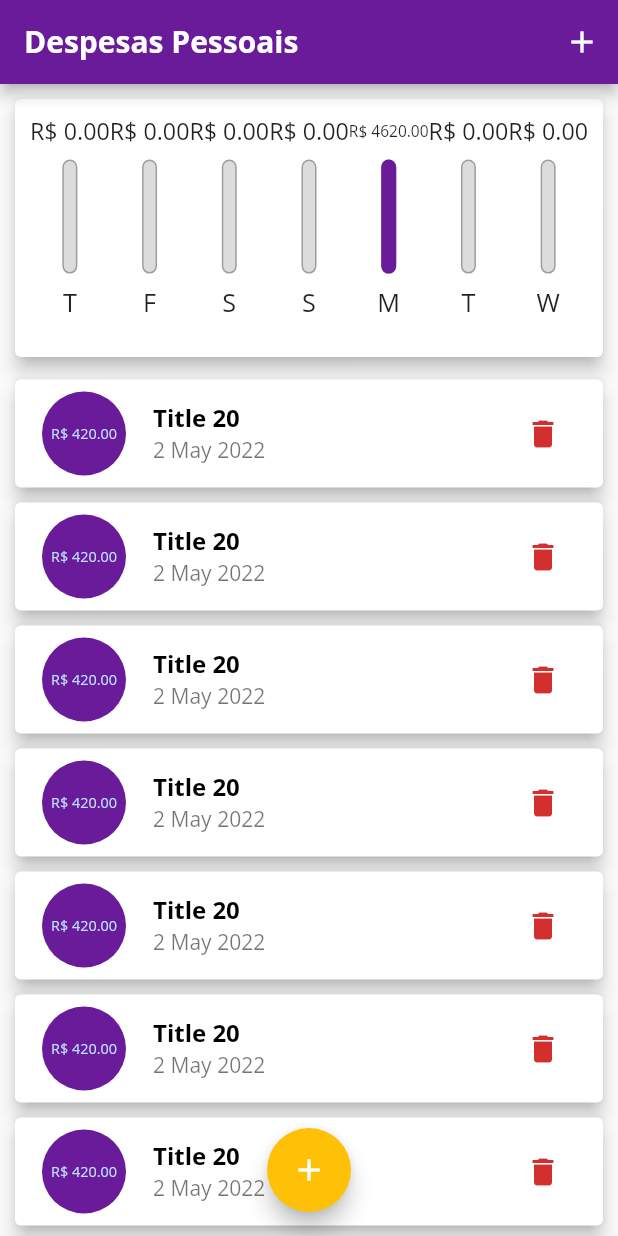
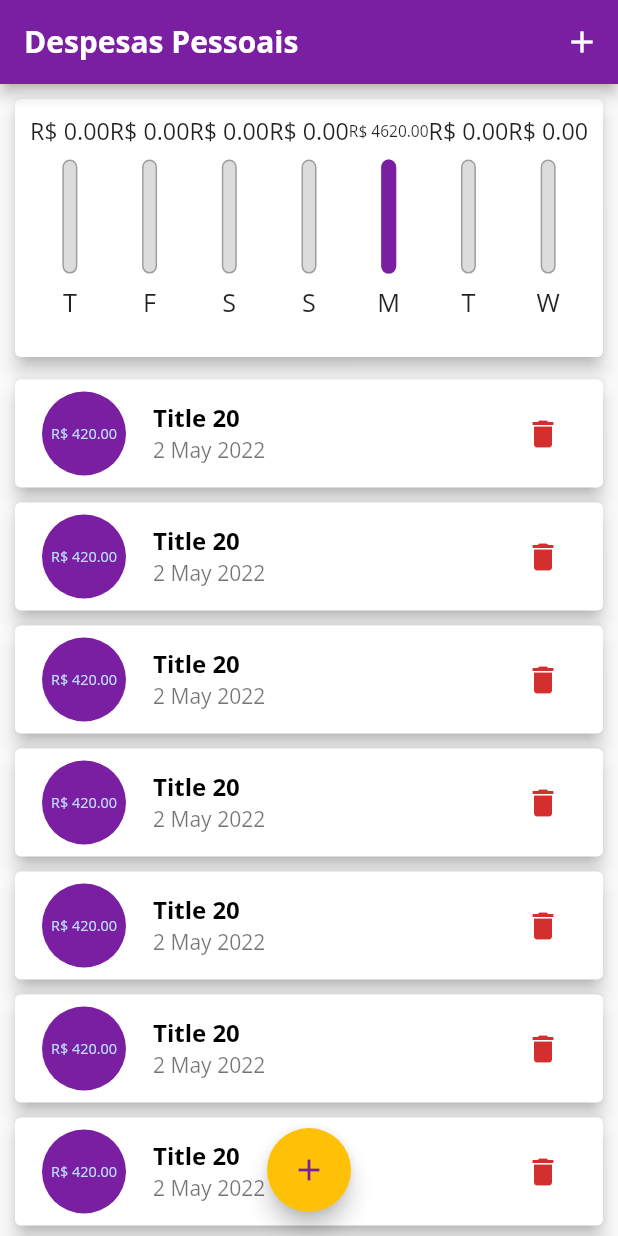
Before and after one commit to icarodavi/expenses, a Flutter app: the screen it shows after launch, on a phone screen of 412 x 824 dp. Run offline on Flutter 3.47's test engine with Material 2 defaults, Android fonts, the phone set to English and light mode, and no system bars.

Commit message:
final version

```diff
--- a/lib/main.dart
+++ b/lib/main.dart
@@ -1,10 +1,11 @@
-import 'package:expenses/components/chart.dart';
+import 'dart:math';
 import 'package:flutter/material.dart';
 
-import 'dart:math';
+import '../models/transaction.dart';
+
+import 'components/chart.dart';
 import 'components/transaction_form.dart';
 import 'components/transaction_list.dart';
-import '../models/transaction.dart';
 
 void main() => runApp(ExpensesApp());
 
@@ -17,7 +18,7 @@ class ExpensesApp extends StatelessWidget {
       home: MyHomePage(),
       theme: tema.copyWith(
           colorScheme: tema.colorScheme.copyWith(
-            primary: Colors.purple[800],
+            primary: Colors.purple[700],
             secondary: Colors.amber,
           ),
           textTheme: tema.textTheme.copyWith(
@@ -135,7 +136,8 @@ class _MyHomePageState extends State<MyHomePage> {
 
     return Scaffold(
       appBar: appBar,
-      body: SingleChildScrollView(
+      body: SafeArea(
+        child: SingleChildScrollView(
           child: Column(
             mainAxisAlignment: MainAxisAlignment.spaceAround,
             crossAxisAlignment: CrossAxisAlignment.stretch,
@@ -153,9 +155,11 @@ class _MyHomePageState extends State<MyHomePage> {
             ],
           ),
         ),
+      ),
       floatingActionButtonLocation: FloatingActionButtonLocation.centerFloat,
       floatingActionButton: FloatingActionButton(
         child: const Icon(Icons.add),
+        foregroundColor: Theme.of(context).colorScheme.primary,
         onPressed: () => _openTransactionFormModal(context),
       ),
     );
```
Lines whose indentation alone changed are shown as unchanged.
